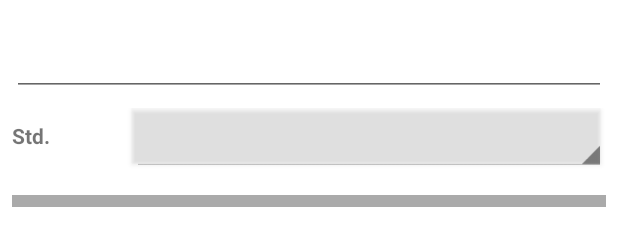
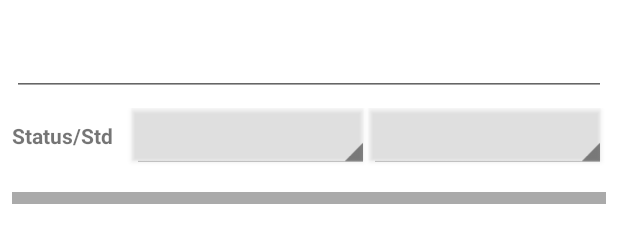
Before and after one commit to GitLogisticsSystem/Handheld, an Android app: the layout activity_enquiry.xml on its own in the app's theme, with its tools: preview values and no code run, on a phone screen of 412 x 824 dp. Shown: the part 344-590 px from the top of the screen. Run offline under Robolectric (Android 15) with nearby library versions, the phone set to English and light mode, and no system bars; plain views replace TextView.

Commit message:
add new field without crush, going to add loc field and update button

```diff
--- a/app/src/main/java/com/paradigm2000/cms/MainActivity.java
+++ b/app/src/main/java/com/paradigm2000/cms/MainActivity.java
@@ -163,6 +163,7 @@ public class MainActivity extends Activity implements NavigationView.OnNavigatio
                     Fragment fragment = (Fragment) getSupportFragmentManager().findFragmentById(R.id.fragments);
                     if (fragment instanceof InspectionFragment) return true;
                     String tag = inspection.getClass().getName();
+                    Log.w(TAG, "selected : "+ tag);
                     if (getSupportFragmentManager().popBackStackImmediate(tag, 0)) return true;
                     getSupportFragmentManager().beginTransaction()
                             .replace(R.id.fragments, inspection, tag)
@@ -175,6 +176,7 @@ public class MainActivity extends Activity implements NavigationView.OnNavigatio
                     Fragment fragment = (Fragment) getSupportFragmentManager().findFragmentById(R.id.fragments);
                     if (fragment instanceof ContainerFragment) return true;
                     String tag = container.getClass().getName();
+                    Log.w(TAG, "selected : "+ tag);
                     if (getSupportFragmentManager().popBackStackImmediate(tag, 0)) return true;
                     getSupportFragmentManager().beginTransaction()
                             .replace(R.id.fragments, container, tag)
@@ -187,6 +189,7 @@ public class MainActivity extends Activity implements NavigationView.OnNavigatio
                     Fragment fragment = (Fragment) getSupportFragmentManager().findFragmentById(R.id.fragments);
                     if (fragment instanceof RepairFragment) return true;
                     String tag = repair.getClass().getName();
+                    Log.w(TAG, "selected : "+ tag);
                     if (getSupportFragmentManager().popBackStackImmediate(tag, 0)) return true;
                     getSupportFragmentManager().beginTransaction()
                             .replace(R.id.fragments, repair, tag)
@@ -199,6 +202,7 @@ public class MainActivity extends Activity implements NavigationView.OnNavigatio
                     Fragment fragment = (Fragment) getSupportFragmentManager().findFragmentById(R.id.fragments);
                     if (fragment instanceof LocationFragment) return true;
                     String tag = location.getClass().getName();
+                    Log.w(TAG, "selected : "+ tag);
                     if (getSupportFragmentManager().popBackStackImmediate(tag, 0)) return true;
                     getSupportFragmentManager().beginTransaction()
                             .replace(R.id.fragments, location, tag)
--- a/app/src/main/java/com/paradigm2000/cms/gson/Container.java
+++ b/app/src/main/java/com/paradigm2000/cms/gson/Container.java
@@ -12,6 +12,8 @@ import java.util.Locale;
 @Parcel @SuppressWarnings("unused")
 public class Container extends Header
 {
+    public static String[] def_stat_list = new String[] { "AV", "DM" };
+
     public String mkey;
     public float esttot;
     public int printjob;
@@ -25,6 +27,10 @@ public class Container extends Header
     public String[] std_list()
     {
         return TextUtils.isEmpty(std_list)? new String[] { "" }: ("|" + std_list).split("\\|");
+    }
+    public String[] stat_list()
+    {
+        return TextUtils.isEmpty(stat_list)? def_stat_list: stat_list.split("\\|");
     }
 
     @Override
--- a/app/src/main/res/layout/activity_enquiry.xml
+++ b/app/src/main/res/layout/activity_enquiry.xml
@@ -50,7 +50,7 @@
                 android:textStyle="bold"/>
 
             <EditText
-                android:id="@+id/status"
+                android:id="@+id/sys"
                 android:layout_width="match_parent"
                 android:layout_height="wrap_content"
                 android:gravity="center_horizontal"
@@ -100,7 +100,7 @@
             android:gravity="top"
             android:inputType="textMultiLine"
             android:longClickable="false"
-            android:minLines="4"/>
+            android:minLines="4" />
 
         <LinearLayout
             android:layout_width="match_parent"
@@ -113,14 +113,23 @@
                 android:layout_height="wrap_content"
                 android:ellipsize="marquee"
                 android:ems="5"
-                android:text="@string/std"
+                android:text="@string/status_std"
                 android:textStyle="bold"/>
 
             <Button
                 style="@style/TextAppearance.EditEvent_Spinner"
+                android:id="@+id/status"
+                android:layout_width="0dp"
+                android:layout_height="40dp"
+                android:layout_weight="1"
+                android:gravity="center_horizontal"/>
+
+            <Button
                 android:id="@+id/std"
-                android:layout_width="match_parent"
-                android:layout_height="42dp"
+                style="@style/TextAppearance.EditEvent_Spinner"
+                android:layout_width="0dp"
+                android:layout_height="40dp"
+                android:layout_weight="1"
                 android:gravity="center_horizontal"/>
 
         </LinearLayout>
```
Also changed, not shown: app/src/main/java/com/paradigm2000/cms/EnquiryActivity.java (+26 -3 lines).
